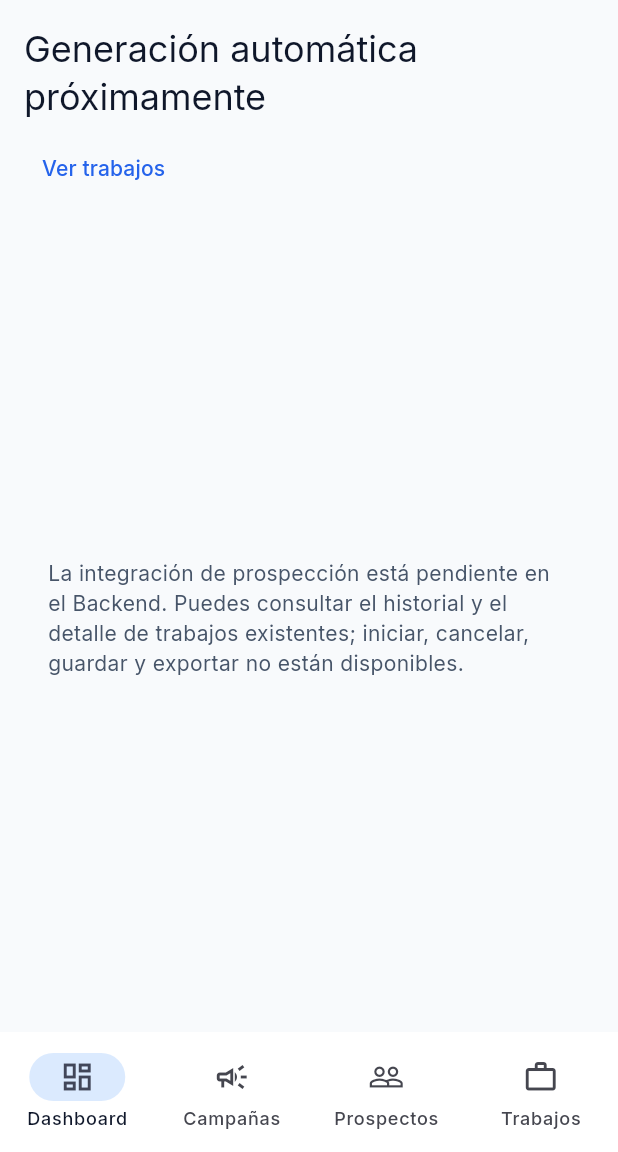
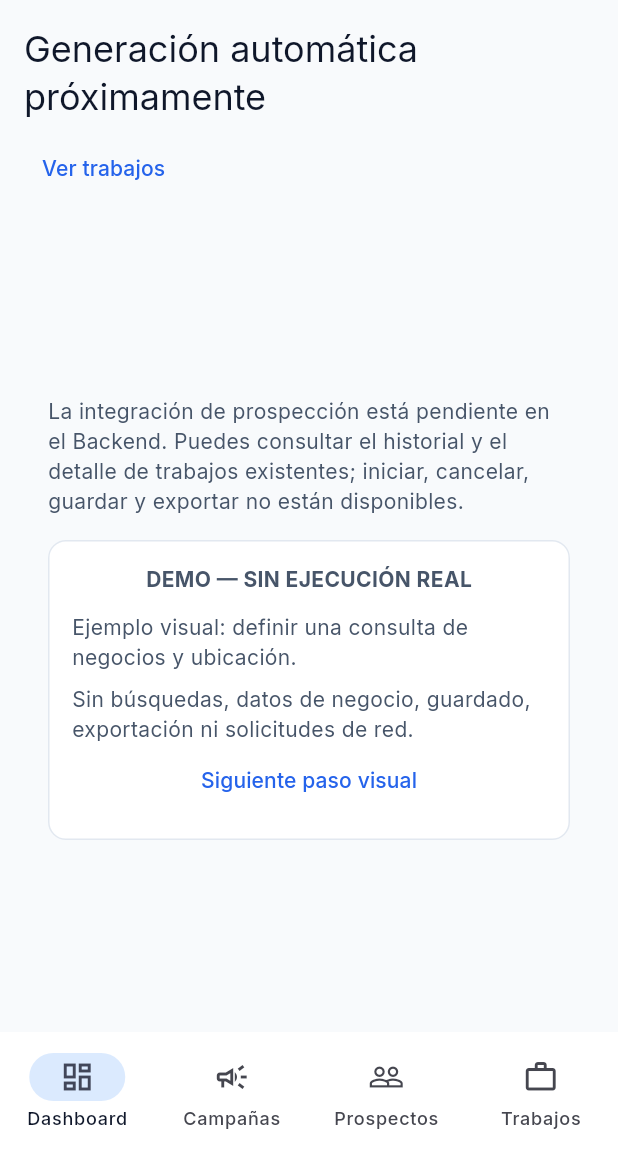
Before and after one commit to CarlosAM03/saas-platform-client, a Flutter app: the GeneratePage screen opened by its route, on a phone screen of 412 x 824 dp, the part 84-1236 px from its top. Run offline on Flutter 3.47's test engine with Material 3 defaults, Android fonts, the phone set to English and light mode, and no system bars; our stand-ins replace dio, file_picker, flutter_riverpod, flutter_secure_storage, go_router, logger; accounts and stored records are empty; generated files the repository leaves out were written again.

Commit message:
fix: consolidate v1 contract and isolated visual demo

```diff
--- a/lib/features/prospecting_jobs/presentation/generate_page.dart
+++ b/lib/features/prospecting_jobs/presentation/generate_page.dart
@@ -1,8 +1,10 @@
 import 'dart:math';
 import 'dart:convert';
+
 import 'package:flutter/material.dart';
 import 'package:flutter_riverpod/flutter_riverpod.dart';
 import 'package:go_router/go_router.dart';
+
 import '../../../core/errors/api_exception.dart';
 import '../../../core/errors/error_mapper.dart';
 import '../../../platform_api/platform_api.dart';
@@ -12,6 +14,7 @@ import '../../auth/state/tenant_permissions.dart';
 import '../../dashboard/state/dashboard_providers.dart';
 import '../state/prospecting_jobs_providers.dart';
 import '../state/prospecting_capabilities.dart';
+import 'prospecting_demo_panel.dart';
 
 class GeneratePage extends ConsumerStatefulWidget {
   const GeneratePage({super.key});
@@ -122,7 +125,16 @@ class _GenerateState extends ConsumerState<GeneratePage> {
         child: const Center(
           child: Padding(
             padding: EdgeInsets.all(16),
-            child: Text(pendingProspectorMessage),
+            child: SingleChildScrollView(
+              child: Column(
+                mainAxisSize: MainAxisSize.min,
+                children: [
+                  Text(pendingProspectorMessage),
+                  SizedBox(height: 16),
+                  ProspectingDemoPanel(),
+                ],
+              ),
+            ),
           ),
         ),
       );
--- /dev/null
+++ b/lib/features/prospecting_jobs/presentation/prospecting_demo_panel.dart
@@ -0,0 +1,47 @@
+import 'package:flutter/material.dart';
+
+/// Presentation only. This component has no SDK, repository, Job or network state.
+class ProspectingDemoPanel extends StatefulWidget {
+  const ProspectingDemoPanel({super.key});
+
+  @override
+  State<ProspectingDemoPanel> createState() => _ProspectingDemoPanelState();
+}
+
+class _ProspectingDemoPanelState extends State<ProspectingDemoPanel> {
+  int step = 0;
+
+  @override
+  Widget build(BuildContext context) => Card(
+    child: Padding(
+      padding: const EdgeInsets.all(16),
+      child: Column(
+        mainAxisSize: MainAxisSize.min,
+        children: [
+          const Text(
+            'DEMO — SIN EJECUCIÓN REAL',
+            style: TextStyle(fontWeight: FontWeight.bold),
+          ),
+          const SizedBox(height: 12),
+          Text(
+            [
+              'Ejemplo visual: definir una consulta de negocios y ubicación.',
+              'En una integración futura, el Backend validaría la solicitud antes de enviarla al motor.',
+              'Fin de la demostración. No se creó ningún trabajo ni se obtuvieron resultados.',
+            ][step],
+          ),
+          const SizedBox(height: 8),
+          const Text(
+            'Sin búsquedas, datos de negocio, guardado, exportación ni solicitudes de red.',
+          ),
+          TextButton(
+            onPressed: () => setState(() => step = (step + 1) % 3),
+            child: Text(
+              step == 2 ? 'Reiniciar demostración' : 'Siguiente paso visual',
+            ),
+          ),
+        ],
+      ),
+    ),
+  );
+}
```
Also changed, not shown: Docs/Contracts/platform-api.v1.yaml (+7 -7 lines), 2 other files.
